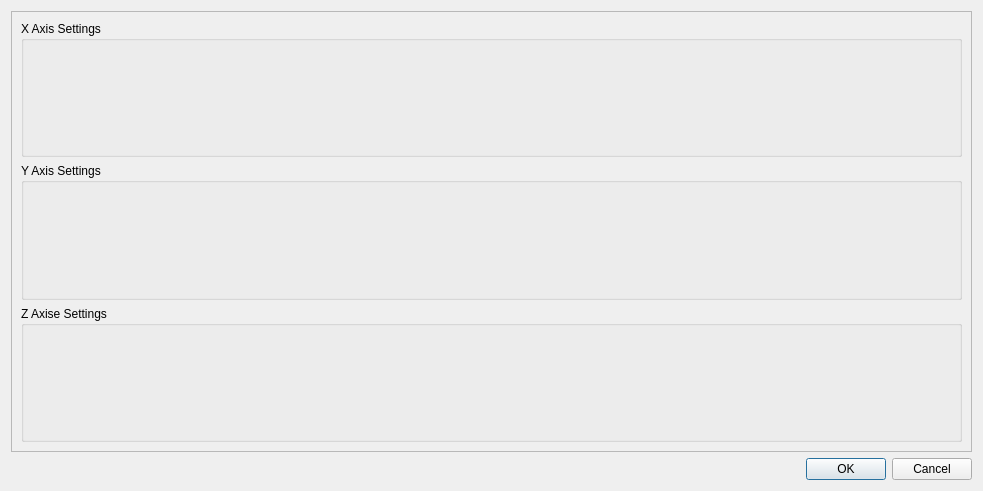
Above: Widgets/settingsdialog.ui from Mattia-Sacchi/A3D before the change. Below: the same form after it.
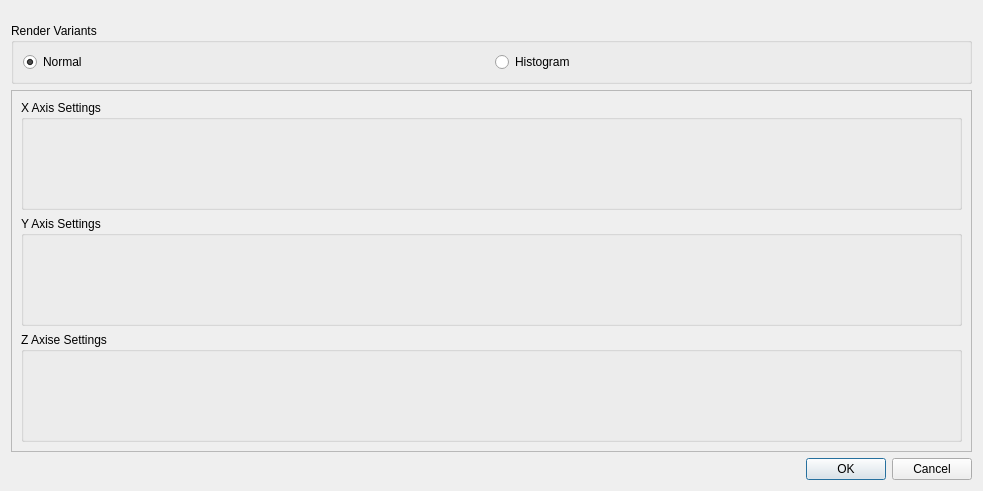
That is the form after the change. Custom widgets are drawn as their Qt base class.

Commit message: Invert sistemato, aggiunto color Picker form e aggiunti i colori generali nelle settings, aggiunte le render variants

What changed in the file:
```diff
--- a/Widgets/settingsdialog.ui
+++ b/Widgets/settingsdialog.ui
@@ -14,6 +14,42 @@
    <string>Dialog</string>
   </property>
   <layout class="QVBoxLayout" name="verticalLayout">
+   <item>
+    <layout class="QVBoxLayout" name="verticalLayout_6">
+     <item>
+      <widget class="ColorPickerForm" name="worldColorPicker" native="true"/>
+     </item>
+     <item>
+      <widget class="ColorPickerForm" name="markerColorPicker" native="true"/>
+     </item>
+    </layout>
+   </item>
+   <item>
+    <widget class="QGroupBox" name="groupBox">
+     <property name="title">
+      <string>Render Variants</string>
+     </property>
+     <layout class="QHBoxLayout" name="horizontalLayout">
+      <item>
+       <widget class="QRadioButton" name="normalRadioButton">
+        <property name="text">
+         <string>Normal</string>
+        </property>
+        <property name="checked">
+         <bool>true</bool>
+        </property>
+       </widget>
+      </item>
+      <item>
+       <widget class="QRadioButton" name="histRadioButton">
+        <property name="text">
+         <string>Histogram</string>
+        </property>
+       </widget>
+      </item>
+     </layout>
+    </widget>
+   </item>
    <item>
     <widget class="QScrollArea" name="scrollArea">
      <property name="widgetResizable">
@@ -24,8 +60,8 @@
        <rect>
         <x>0</x>
         <y>0</y>
-        <width>963</width>
-        <height>400</height>
+        <width>959</width>
+        <height>344</height>
        </rect>
       </property>
       <layout class="QVBoxLayout" name="verticalLayout_5">
@@ -88,6 +124,12 @@
    <header>chartaxissettings.h</header>
    <container>1</container>
   </customwidget>
+  <customwidget>
+   <class>ColorPickerForm</class>
+   <extends>QWidget</extends>
+   <header>colorpickerform.h</header>
+   <container>1</container>
+  </customwidget>
  </customwidgets>
  <resources/>
  <connections>
```
The commit also changes 25 other files.
